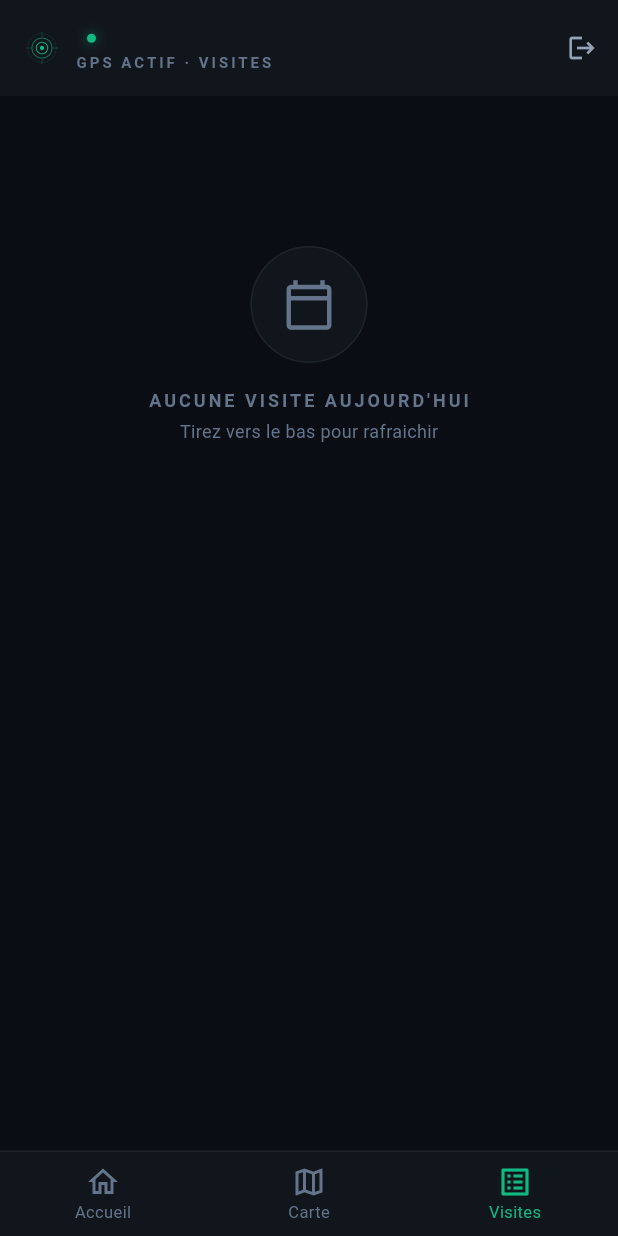
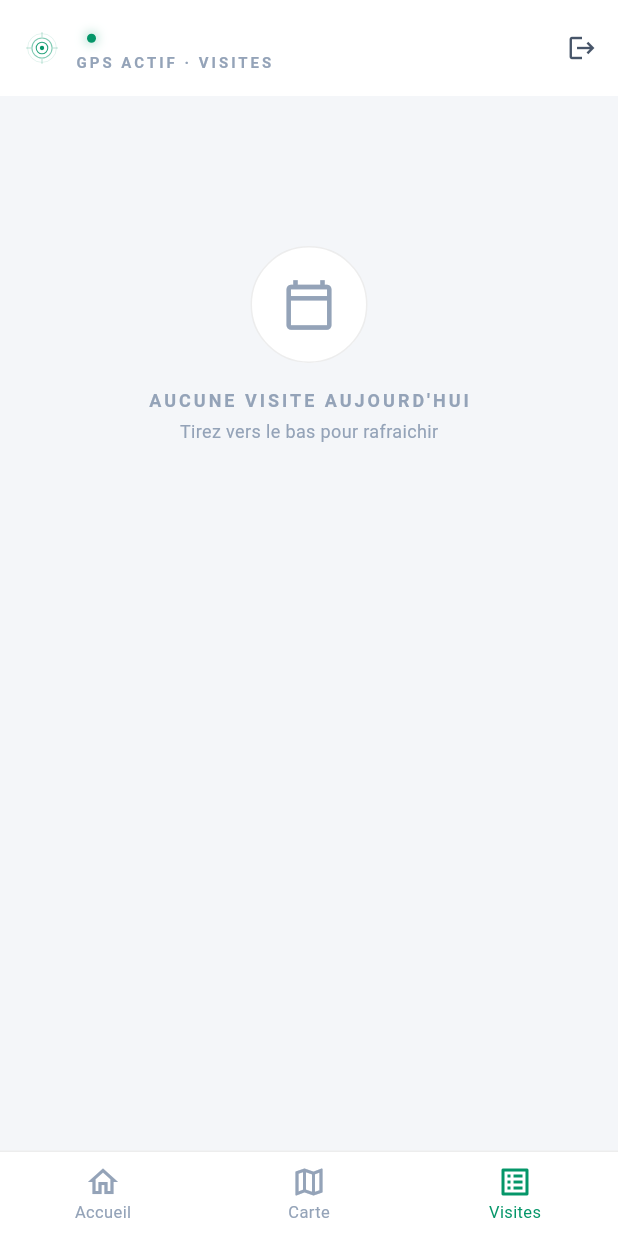
Before and after one commit to BO-Firas/terratrack, a Flutter app: the HomeScreen screen opened directly, item 3 of the bottom bar chosen, on a phone screen of 412 x 824 dp. Run offline on Flutter 3.47's test engine with Material 3 defaults, Android fonts, the phone set to English and light mode, and no system bars; our stand-ins replace dio, flutter_secure_storage, geolocator, google_maps_flutter, permission_handler, socket_io_client; accounts and stored records are empty; network calls fail.

Commit message:
Theme clair pour le dashboard

```diff
--- a/mobile/lib/config.dart
+++ b/mobile/lib/config.dart
@@ -22,31 +22,31 @@ class AppConfig {
   static const double defaultLongitude = 10.0982;
 }
 
-/// Palette de couleurs TerraTrack - dark mode
+/// Palette de couleurs TerraTrack - light mode
 class AppColors {
   // Backgrounds
-  static const Color bgBase = Color(0xFF0A0E14);
-  static const Color bgElevated = Color(0xFF11161D);
-  static const Color bgOverlay = Color(0xFF1A212B);
-  static const Color bgHover = Color(0xFF1F2730);
+  static const Color bgBase = Color(0xFFF4F6F9);     // gris tres clair
+  static const Color bgElevated = Color(0xFFFFFFFF); // blanc (cartes)
+  static const Color bgOverlay = Color(0xFFFFFFFF);
+  static const Color bgHover = Color(0xFFEEF1F5);
 
   // Text
-  static const Color textPrimary = Color(0xFFF8FAFC);
-  static const Color textSecondary = Color(0xFF94A3B8);
-  static const Color textTertiary = Color(0xFF64748B);
+  static const Color textPrimary = Color(0xFF0F172A);   // slate-900
+  static const Color textSecondary = Color(0xFF475569); // slate-600
+  static const Color textTertiary = Color(0xFF94A3B8);  // slate-400
 
-  // Accent emerald
-  static const Color accent = Color(0xFF10B981);
-  static const Color accentLight = Color(0xFF34D399);
-  static const Color accentDark = Color(0xFF052E1C);
+  // Accent emerald (plus fonce pour etre lisible sur blanc)
+  static const Color accent = Color(0xFF059669);      // emerald-600
+  static const Color accentLight = Color(0xFF10B981); // emerald-500
+  static const Color accentDark = Color(0xFFFFFFFF);  // texte sur boutons accent = blanc
 
   // Status
-  static const Color success = Color(0xFF10B981);
-  static const Color warning = Color(0xFFF59E0B);
-  static const Color danger = Color(0xFFEF4444);
-  static const Color info = Color(0xFF3B82F6);
+  static const Color success = Color(0xFF059669);
+  static const Color warning = Color(0xFFD97706);
+  static const Color danger = Color(0xFFDC2626);
+  static const Color info = Color(0xFF2563EB);
 
   // Borders
-  static Color borderSubtle = Colors.white.withOpacity(0.06);
-  static Color borderDefault = Colors.white.withOpacity(0.1);
+  static Color borderSubtle = Colors.black.withOpacity(0.07);
+  static Color borderDefault = Colors.black.withOpacity(0.12);
 }
```
Also changed, not shown: mobile/lib/main.dart (+5 -5 lines), mobile/lib/screens/map_screen.dart (+11 -16 lines), 2 other files.
